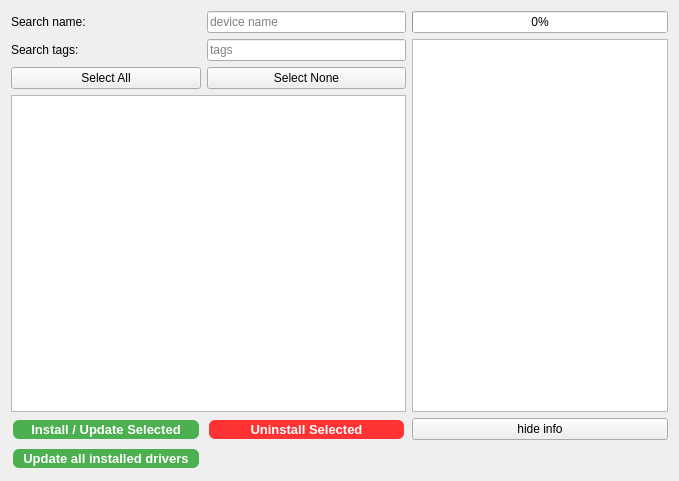
First picture: the form in nomad_camels/gui/device_installer.ui, repository FAU-LAP/NOMAD-CAMELS, before the edit.
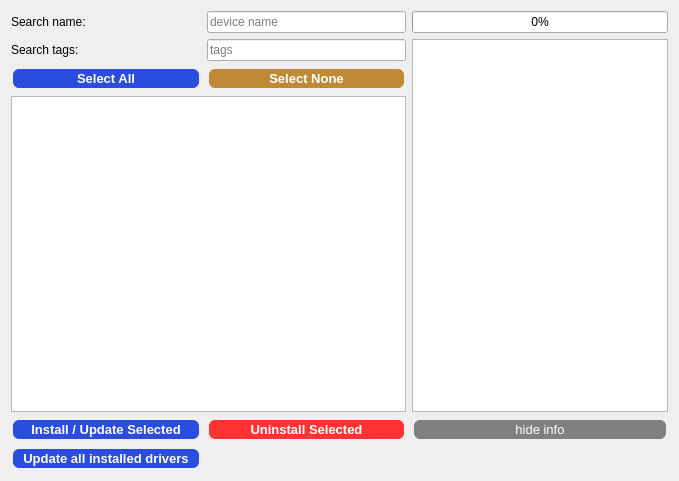
Second picture: the form after the edit.

Commit message: Update button styles in GUI

```diff
--- a/nomad_camels/gui/device_installer.ui
+++ b/nomad_camels/gui/device_installer.ui
@@ -31,8 +31,8 @@
      </property>
      <property name="styleSheet">
       <string notr="true">QPushButton {
-                        background-color: #4CAF50; 
-                        color: white; 
+                                background-color: #2a4cdf; 
+                                color: white; 
                                 border: none; 
                                 padding: 2px 10px; 
                                 text-align: center; 
@@ -61,6 +61,24 @@
    </item>
    <item row="2" column="1">
     <widget class="QPushButton" name="pushButton_sel_none">
+     <property name="styleSheet">
+      <string notr="true">QPushButton {
+        background-color: #bf8a36;
+        color: white;
+        border: none;
+        padding: 2px 10px;
+        text-align: center;
+        text-decoration: none;
+        font-size: 13px;
+        margin: 2px 2px;
+        border-radius: 6px;
+        font-weight: bold;
+    }
+
+    QPushButton:hover {
+        background-color: #8a5a23;
+    }</string>
+     </property>
      <property name="text">
       <string>Select None</string>
      </property>
@@ -101,7 +119,7 @@
      </property>
      <property name="styleSheet">
       <string notr="true">QPushButton {
-                                background-color: #4CAF50; 
+                                background-color: #2a4cdf; 
                                 color: white; 
                                 border: none; 
                                 padding: 2px 10px; 
@@ -137,6 +155,22 @@
    </item>
    <item row="6" column="2">
     <widget class="QPushButton" name="pushButton_info">
+     <property name="styleSheet">
+      <string notr="true">QPushButton {
+                                background-color: #808080; 
+                                color: white; 
+                                border: none; 
+                                padding: 2px 10px; 
+                                text-align: center; 
+                                text-decoration: none; 
+                                font-size: 13px; 
+                                margin: 2px 2px; 
+                                border-radius: 6px;
+                            }
+                            QPushButton:hover {
+                                background-color: #a0a0a0;
+                            }</string>
+     </property>
      <property name="text">
       <string>hide info</string>
      </property>
@@ -147,6 +181,24 @@
    </item>
    <item row="2" column="0">
     <widget class="QPushButton" name="pushButton_sel_all">
+     <property name="styleSheet">
+      <string notr="true">QPushButton {
+    background-color: #2a4cdf; /* This is a lighter shade of blue */
+    color: white;
+    border: none;
+    padding: 2px 10px;
+    text-align: center;
+    text-decoration: none;
+    font-size: 13px;
+    margin: 2px 2px;
+    border-radius: 6px;
+    font-weight: bold;
+}
+
+QPushButton:hover {
+    background-color: #1a3cbf; /* This is a darker shade of the lighter blue for hover effect */
+}</string>
+     </property>
      <property name="text">
       <string>Select All</string>
      </property>
```
Left out of the diff: 8 changed lines with no effect on the pictures. The commit also changes 11 other files.
